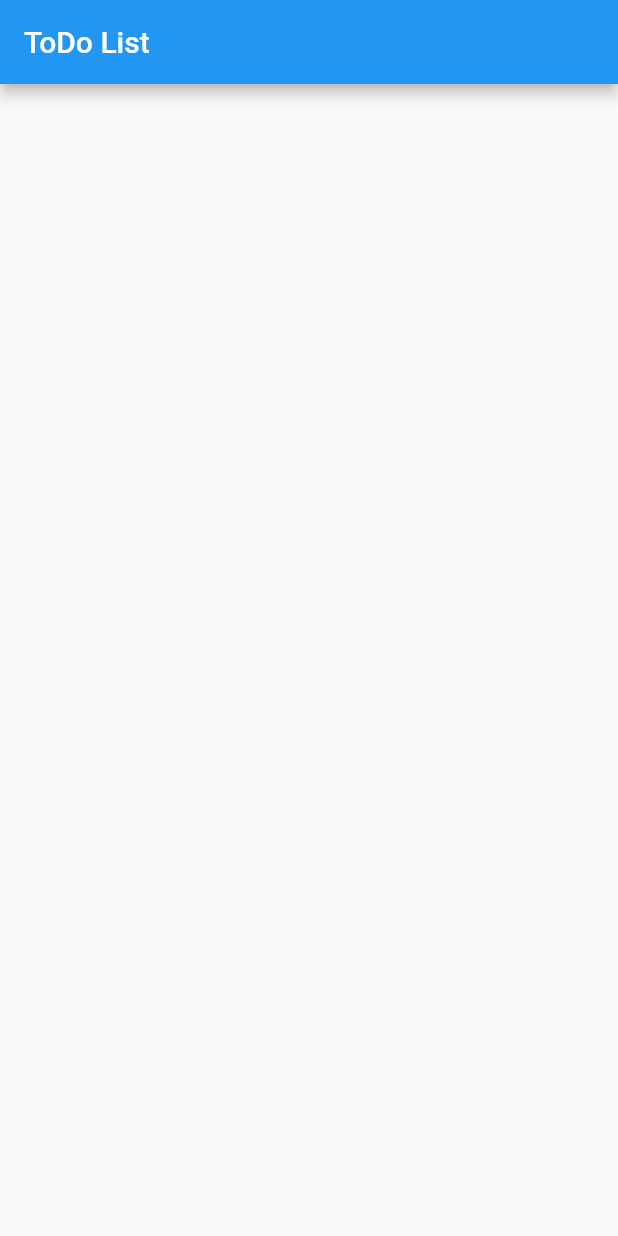
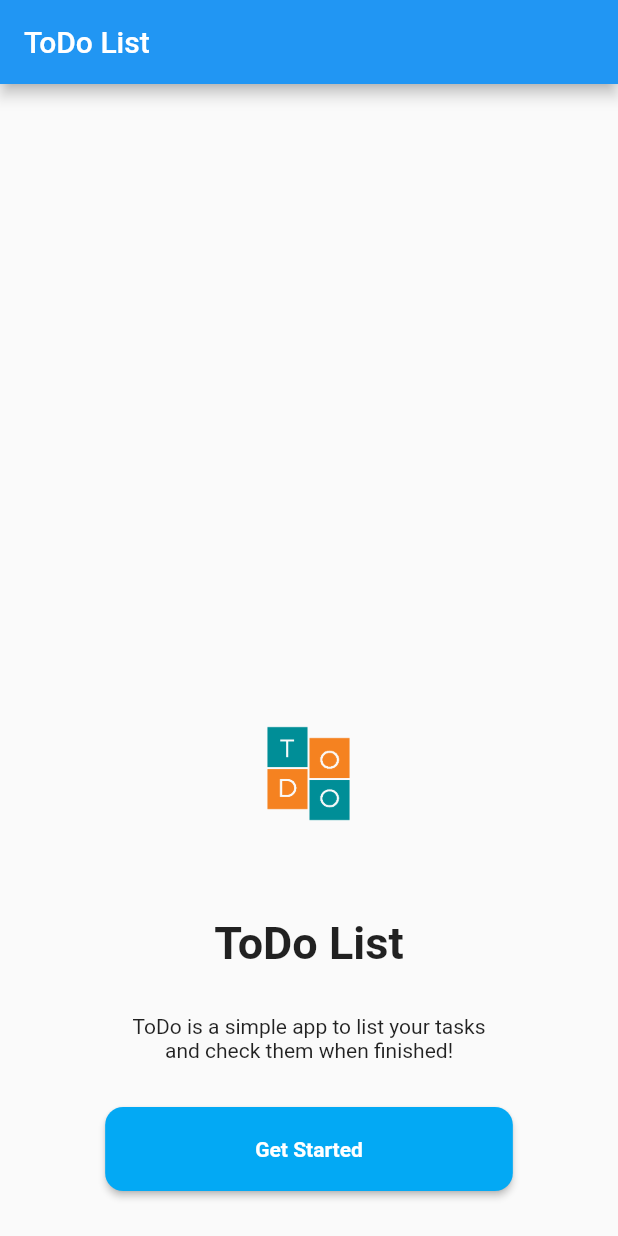
Before and after one commit to rachel1306/ToDo-List, a Flutter app: the screen it shows after launch, on a phone screen of 412 x 824 dp. Run offline on Flutter 3.47's test engine with Material 2 defaults, Android fonts, the phone set to English and light mode, and no system bars.

Commit message:
Get Started added

```diff
--- a/lib/main.dart
+++ b/lib/main.dart
@@ -1,5 +1,5 @@
 import 'package:flutter/material.dart';
-
+import 'package:todo_list/getStarted.dart';
 void main() {
   runApp(MyApp());
 }
@@ -10,6 +10,7 @@ class MyApp extends StatelessWidget {
   Widget build(BuildContext context) {
     return MaterialApp(
       title: 'Flutter Demo',
+      debugShowCheckedModeBanner: false,
       theme: ThemeData(
         primarySwatch: Colors.blue,
       ),
@@ -30,7 +31,39 @@ class _MyHomePageState extends State<MyHomePage> {
       appBar: AppBar(
         title: Text("ToDo List"),
       ),
-      body: Container() // This trailing comma makes auto-formatting nicer for build methods.
+      body: Align(
+        alignment: Alignment.center,
+        child: Column(
+          children: [
+            Spacer(),
+            SizedBox(
+              height: MediaQuery.of(context).size.height*0.2,
+              child: Image(
+                image: AssetImage('assets/logo.png'),),
+            ),
+            Padding(
+              padding: EdgeInsets.only(bottom: 30),
+              child: Text("ToDo List",textAlign: TextAlign.center,style: TextStyle(fontWeight: FontWeight.bold,fontSize: 30),),
+            ),
+            SizedBox(
+                width: MediaQuery.of(context).size.width*0.6,
+                child: Text("ToDo is a simple app to list your tasks and check them when finished!",textAlign: TextAlign.center,),
+            ),
+            Padding(
+              padding: const EdgeInsets.symmetric(vertical: 30),
+              child: ElevatedButton(
+                onPressed:() => Navigator.pushReplacement(context, MaterialPageRoute(builder: (BuildContext context) => getStarted())),
+                style: ElevatedButton.styleFrom(
+                  primary: Colors.lightBlue,
+                  padding: EdgeInsets.symmetric(horizontal: 100,vertical: 20),
+                  shape: RoundedRectangleBorder( borderRadius: BorderRadius.circular(12))
+                ),
+                child: Text("Get Started",style: TextStyle(fontWeight: FontWeight.bold),),
+              ),
+            )
+          ],
+        ),
+      ) // This trailing comma makes auto-formatting nicer for build methods.
     );
   }
 }
--- a/pubspec.yaml
+++ b/pubspec.yaml
@@ -45,7 +45,8 @@ flutter:
   uses-material-design: true
 
   # To add assets to your application, add an assets section, like this:
-  # assets:
+  assets:
+      - assets/logo.png
   #   - images/a_dot_burr.jpeg
   #   - images/a_dot_ham.jpeg
 
```
Also changed, not shown: lib/getStarted.dart (added, +60 -0 lines), assets/logo.png (added).
